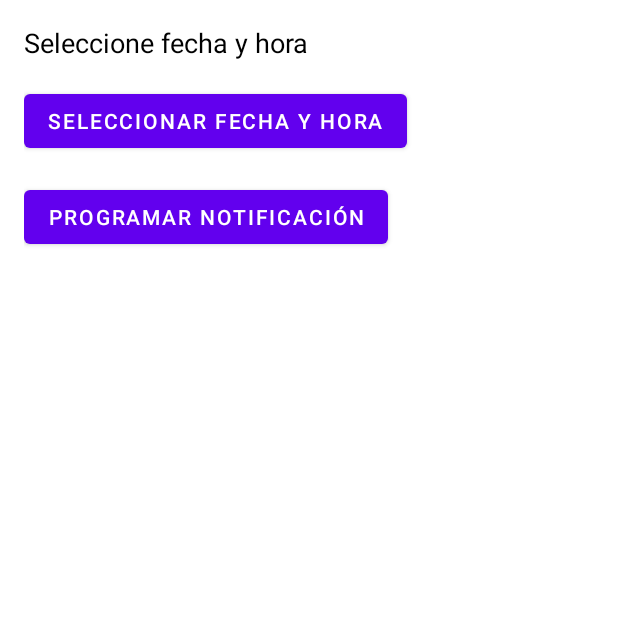
After one commit to joan-15/CanUWashMe, an Android app: the Notificacion screen opened directly, with no data from a screen before it, on a phone screen of 412 x 824 dp, the top half of it. The commit adds this screen. Run offline under Robolectric (Android 15) with nearby library versions, the phone set to English and light mode, and no system bars.

Commit message:
Implementacion Notificaciones

```diff
--- a/app/src/main/java/com/example/canuwashme/Bienvenida.java
+++ b/app/src/main/java/com/example/canuwashme/Bienvenida.java
@@ -41,4 +41,9 @@ public class Bienvenida extends AppCompatActivity {
         Intent intent = new Intent(this, CitasAgendadas.class);
         startActivity(intent);
     }
+
+    public void recordarCita(View view) {
+        Intent intent = new Intent(this, Notificacion.class);
+        startActivity(intent);
+    }
 }
--- /dev/null
+++ b/app/src/main/java/com/example/canuwashme/Notificacion.java
@@ -0,0 +1,86 @@
+package com.example.canuwashme;
+
+import android.app.AlarmManager;
+import android.app.DatePickerDialog;
+import android.app.NotificationChannel;
+import android.app.NotificationManager;
+import android.app.PendingIntent;
+import android.app.TimePickerDialog;
+import android.content.Context;
+import android.content.Intent;
+import android.os.Build;
+import android.os.Bundle;
+import android.view.View;
+import android.widget.Button;
+import android.widget.TextView;
+import android.widget.Toast;
+import androidx.annotation.Nullable;
+import androidx.appcompat.app.AppCompatActivity;
+import java.util.Calendar;
+
+public class Notificacion extends AppCompatActivity {
+
+    private TextView tvFechaHora;
+    private Calendar calendar;
+
+    @Override
+    protected void onCreate(@Nullable Bundle savedInstanceState) {
+        super.onCreate(savedInstanceState);
+        setContentView(R.layout.activity_notificacion);
+
+        tvFechaHora = findViewById(R.id.tvFechaHora);
+        Button btnSeleccionarFechaHora = findViewById(R.id.btnSeleccionarFechaHora);
+        Button btnProgramarNotificacion = findViewById(R.id.btnProgramarNotificacion);
+
+        btnSeleccionarFechaHora.setOnClickListener(view -> mostrarDateTimePicker());
+        btnProgramarNotificacion.setOnClickListener(view -> programarNotificacion());
+
+        crearCanalDeNotificacion();
+    }
+
+    private void mostrarDateTimePicker() {
+        calendar = Calendar.getInstance();
+
+        new DatePickerDialog(this, (view, year, month, dayOfMonth) -> {
+            calendar.set(Calendar.YEAR, year);
+            calendar.set(Calendar.MONTH, month);
+            calendar.set(Calendar.DAY_OF_MONTH, dayOfMonth);
+
+            new TimePickerDialog(this, (view1, hourOfDay, minute) -> {
+                calendar.set(Calendar.HOUR_OF_DAY, hourOfDay);
+                calendar.set(Calendar.MINUTE, minute);
+                calendar.set(Calendar.SECOND, 0);
+
+                tvFechaHora.setText(calendar.getTime().toString());
+            }, calendar.get(Calendar.HOUR_OF_DAY), calendar.get(Calendar.MINUTE), true).show();
+
+        }, calendar.get(Calendar.YEAR), calendar.get(Calendar.MONTH), calendar.get(Calendar.DAY_OF_MONTH)).show();
+    }
+
+    private void programarNotificacion() {
+        if (calendar == null) {
+            Toast.makeText(this, "Por favor seleccione fecha y hora", Toast.LENGTH_SHORT).show();
+            return;
+        }
+
+        Intent intent = new Intent(this, NotificationReceiver.class);
+        PendingIntent pendingIntent = PendingIntent.getBroadcast(this, 0, intent, PendingIntent.FLAG_UPDATE_CURRENT | PendingIntent.FLAG_IMMUTABLE);
+
+        AlarmManager alarmManager = (AlarmManager) getSystemService(Context.ALARM_SERVICE);
+        alarmManager.setExact(AlarmManager.RTC_WAKEUP, calendar.getTimeInMillis(), pendingIntent);
+
+        Toast.makeText(this, "Notificación programada", Toast.LENGTH_SHORT).show();
+    }
+
+    private void crearCanalDeNotificacion() {
+        if (Build.VERSION.SDK_INT >= Build.VERSION_CODES.O) {
+            CharSequence name = "NotificacionCanal";
+            String description = "Canal para notificaciones";
+            int importance = NotificationManager.IMPORTANCE_DEFAULT;
+            NotificationChannel channel = new NotificationChannel("notifyCanal", name, importance);
+            channel.setDescription(description);
+            NotificationManager notificationManager = getSystemService(NotificationManager.class);
+            notificationManager.createNotificationChannel(channel);
+        }
+    }
+}
--- /dev/null
+++ b/app/src/main/res/layout/activity_notificacion.xml
@@ -0,0 +1,32 @@
+<RelativeLayout xmlns:android="http://schemas.android.com/apk/res/android"
+    xmlns:app="http://schemas.android.com/apk/res-auto"
+    android:layout_width="match_parent"
+    android:layout_height="match_parent"
+    android:padding="16dp"
+    android:background="@android:color/white">
+
+    <TextView
+        android:id="@+id/tvFechaHora"
+        android:layout_width="wrap_content"
+        android:layout_height="wrap_content"
+        android:text="Seleccione fecha y hora"
+        android:textSize="18sp"
+        android:layout_marginBottom="16dp"
+        android:textColor="@android:color/black" />
+
+    <Button
+        android:id="@+id/btnSeleccionarFechaHora"
+        android:layout_width="wrap_content"
+        android:layout_height="wrap_content"
+        android:text="Seleccionar Fecha y Hora"
+        android:layout_below="@id/tvFechaHora"
+        android:layout_marginBottom="16dp" />
+
+    <Button
+        android:id="@+id/btnProgramarNotificacion"
+        android:layout_width="wrap_content"
+        android:layout_height="wrap_content"
+        android:text="Programar Notificación"
+        android:layout_below="@id/btnSeleccionarFechaHora" />
+
+</RelativeLayout>
```
Also changed, not shown: app/src/main/AndroidManifest.xml (+19 -23 lines), app/src/main/java/com/example/canuwashme/NotificationReceiver.java (added, +28 -0 lines), app/src/main/res/layout/activity_bienvenida.xml (+14 -2 lines), app/src/main/res/layout/activity_notification_receiver.xml (added, +9 -0 lines), app/src/main/res/drawable/ic_confirm.png (added), app/src/main/res/drawable/ic_notification.png (added).
